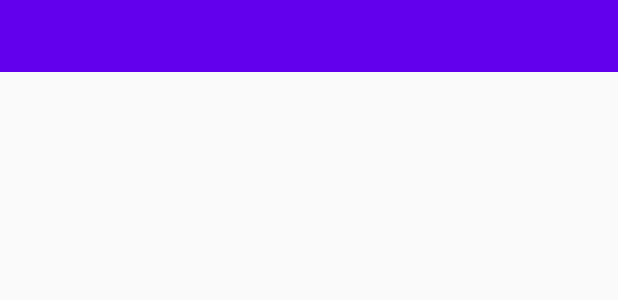
After one commit to sumanbhujel/expense-tracker, an Android app: the layout spinner_trans_type.xml on its own in the app's theme, with its tools: preview values and no code run, on a phone screen of 412 x 824 dp. The commit adds this screen. Shown: the top 300 px of the screen. Run offline under Robolectric (Android 15) with nearby library versions, the phone set to English and light mode, and no system bars.

Commit message:
PieChart Filter(for expense & income) is done

```diff
--- /dev/null
+++ b/app/src/main/res/layout/spinner_trans_type.xml
@@ -0,0 +1,11 @@
+<?xml version="1.0" encoding="utf-8"?>
+<TextView xmlns:android="http://schemas.android.com/apk/res/android"
+    android:id="@+id/sp_item"
+    android:layout_width="match_parent"
+    android:layout_height="wrap_content"
+    android:background="@color/colorPrimary"
+    android:gravity="center_vertical"
+    android:minHeight="?android:attr/listPreferredItemHeightSmall"
+    android:paddingLeft="12dp"
+    android:paddingRight="12dp"
+    android:textColor="@color/whitecolor" />
--- a/app/src/main/res/values/strings.xml
+++ b/app/src/main/res/values/strings.xml
@@ -12,4 +12,9 @@
     <string name="email">Email</string>
     <!-- TODO: Remove or change this placeholder text -->
     <string name="hello_blank_fragment">Hello blank fragment</string>
+
+    <string-array name="transactions_type">
+        <item>Expense</item>
+        <item>Income</item>
+    </string-array>
 </resources>
```
Also changed, not shown: app/src/main/java/com/agileproject/expense_tracker/activities/ChartActivity.java (+47 -0 lines).
